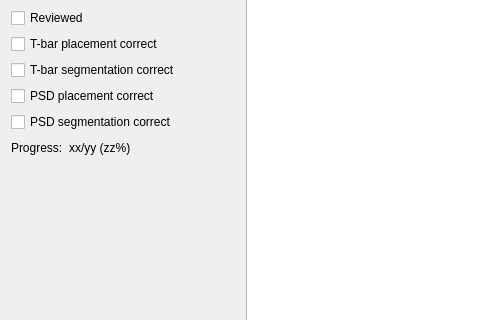
Before: the Qt Designer form neurolabi/gui/protocols/connectionvalidationprotocol.ui in janelia-flyem/NeuTu, drawn with Qt 5; both pictures show x 0 to 480 and y 125 to 445 of the 800 by 600 pixel window.
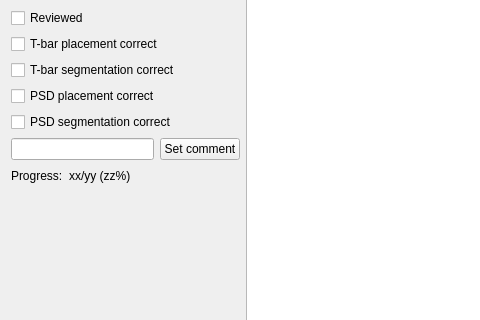
After: the same form once the commit is applied.

Commit message: added comment field

Diff of the .ui file:
```diff
--- a/neurolabi/gui/protocols/connectionvalidationprotocol.ui
+++ b/neurolabi/gui/protocols/connectionvalidationprotocol.ui
@@ -140,6 +140,20 @@
          </property>
         </widget>
        </item>
+       <item>
+        <layout class="QHBoxLayout" name="horizontalLayout_7">
+         <item>
+          <widget class="QLineEdit" name="commentEdit"/>
+         </item>
+         <item>
+          <widget class="QPushButton" name="setCommentButton">
+           <property name="text">
+            <string>Set comment</string>
+           </property>
+          </widget>
+         </item>
+        </layout>
+       </item>
        <item>
         <layout class="QHBoxLayout" name="horizontalLayout_6">
          <item>
```
The commit also changes 2 other files.
